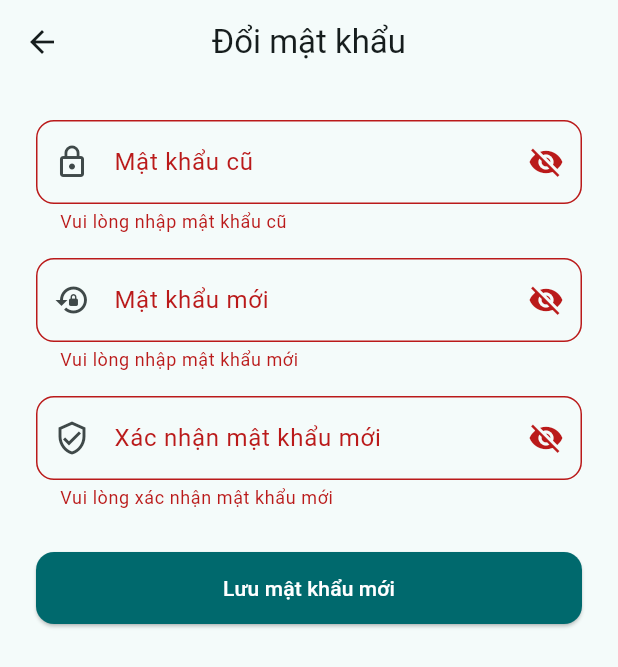
After one commit to Haidp2005/G13Money, a Flutter app: the ChangePasswordPage screen opened by its route, after a tap on "Lưu mật khẩu mới", on a phone screen of 412 x 824 dp. The commit adds this screen. Shown: the top 667 px of the screen. Run offline on Flutter 3.47's test engine with Material 3 defaults, Android fonts, the phone set to English and light mode, and no system bars; our stand-ins replace fl_chart; accounts and stored records are empty.

Commit message:
Thêm chức năng đổi mật khẩu trong mục Bảo mật

```diff
--- a/lib/app/routes.dart
+++ b/lib/app/routes.dart
@@ -1,6 +1,7 @@
 import 'package:flutter/material.dart';
 
 import '../features/accounts/ui/accounts_page.dart';
+import '../features/accounts/ui/change_password_page.dart';
 import '../features/accounts/ui/edit_profile_page.dart';
 import '../features/budgets/ui/budgets_page.dart';
 import '../features/auth/ui/login_page.dart';
@@ -11,6 +12,7 @@ abstract final class AppRoutes {
   static const String home = '/home';
   static const String profile = '/profile';
   static const String editProfile = '/edit-profile';
+  static const String changePassword = '/change-password';
   static const String budgets = '/budgets';
 
   static final Map<String, WidgetBuilder> map = {
@@ -22,6 +24,7 @@ abstract final class AppRoutes {
     },
     profile: (context) => const ProfilePage(),
     editProfile: (context) => const EditProfilePage(),
+    changePassword: (context) => const ChangePasswordPage(),
     budgets: (context) => const BudgetsPage(),
   };
 }
--- a/lib/core/services/auth_service.dart
+++ b/lib/core/services/auth_service.dart
@@ -3,6 +3,7 @@ import '../models/user_model.dart';
 /// Mock authentication service – thay thế bằng API thật sau.
 class AuthService {
   static UserModel? _currentUser;
+  static String _currentPassword = '123456';
 
   static UserModel? get currentUser => _currentUser;
   static bool get isLoggedIn => _currentUser != null;
@@ -14,7 +15,7 @@ class AuthService {
 
     // Mock credentials
     if (email.trim().toLowerCase() == 'admin@g13.com' &&
-        password == '123456') {
+      password == _currentPassword) {
       _currentUser = UserModel(
         id: 'usr_001',
         fullName: 'Nguyễn Văn An',
@@ -31,6 +32,33 @@ class AuthService {
 
   static void logout() {
     _currentUser = null;
+  }
+
+  static Future<void> changePassword({
+    required String oldPassword,
+    required String newPassword,
+  }) async {
+    if (_currentUser == null) {
+      throw Exception('Bạn chưa đăng nhập');
+    }
+
+    final oldPass = oldPassword.trim();
+    final newPass = newPassword.trim();
+
+    if (oldPass.isEmpty || newPass.isEmpty) {
+      throw Exception('Vui lòng nhập đầy đủ thông tin');
+    }
+    if (oldPass != _currentPassword) {
+      throw Exception('Mật khẩu cũ không đúng');
+    }
+    if (newPass.length < 6) {
+      throw Exception('Mật khẩu mới phải có ít nhất 6 ký tự');
+    }
+    if (newPass == _currentPassword) {
+      throw Exception('Mật khẩu mới phải khác mật khẩu cũ');
+    }
+
+    _currentPassword = newPass;
   }
 
   static Future<void> updateCurrentUserProfile({
--- a/lib/features/accounts/ui/accounts_page.dart
+++ b/lib/features/accounts/ui/accounts_page.dart
@@ -360,6 +360,8 @@ class _MenuCard extends StatelessWidget {
                     AppRoutes.home,
                     arguments: 3,
                   );
+                } else if (item.$2 == 'Bảo mật') {
+                  Navigator.pushNamed(context, AppRoutes.changePassword);
                 }
               },
             ),
--- /dev/null
+++ b/lib/features/accounts/ui/change_password_page.dart
@@ -0,0 +1,175 @@
+import 'package:flutter/material.dart';
+
+import '../../../core/services/auth_service.dart';
+
+class ChangePasswordPage extends StatefulWidget {
+  const ChangePasswordPage({super.key});
+
+  @override
+  State<ChangePasswordPage> createState() => _ChangePasswordPageState();
+}
+
+class _ChangePasswordPageState extends State<ChangePasswordPage> {
+  final _formKey = GlobalKey<FormState>();
+  final _oldPasswordCtrl = TextEditingController();
+  final _newPasswordCtrl = TextEditingController();
+  final _confirmPasswordCtrl = TextEditingController();
+
+  bool _isSaving = false;
+  bool _obscureOld = true;
+  bool _obscureNew = true;
+  bool _obscureConfirm = true;
+
+  @override
+  void dispose() {
+    _oldPasswordCtrl.dispose();
+    _newPasswordCtrl.dispose();
+    _confirmPasswordCtrl.dispose();
+    super.dispose();
+  }
+
+  Future<void> _submit() async {
+    if (!_formKey.currentState!.validate()) return;
+
+    setState(() => _isSaving = true);
+
+    try {
+      await Future.delayed(const Duration(milliseconds: 500));
+      await AuthService.changePassword(
+        oldPassword: _oldPasswordCtrl.text,
+        newPassword: _newPasswordCtrl.text,
+      );
+
+      if (!mounted) return;
+      ScaffoldMessenger.of(context).showSnackBar(
+        const SnackBar(content: Text('Đổi mật khẩu thành công')),
+      );
+      Navigator.pop(context);
+    } catch (e) {
+      if (!mounted) return;
+      ScaffoldMessenger.of(context).showSnackBar(
+        SnackBar(content: Text(e.toString().replaceFirst('Exception: ', ''))),
+      );
+      setState(() => _isSaving = false);
+    }
+  }
+
+  @override
+  Widget build(BuildContext context) {
+    final scheme = Theme.of(context).colorScheme;
+
+    return Scaffold(
+      appBar: AppBar(
+        title: const Text('Đổi mật khẩu'),
+        centerTitle: true,
+      ),
+      body: SingleChildScrollView(
+        padding: const EdgeInsets.all(24),
+        child: Form(
+          key: _formKey,
+          child: Column(
+            children: [
+              _buildPasswordField(
+                controller: _oldPasswordCtrl,
+                label: 'Mật khẩu cũ',
+                icon: Icons.lock_outline,
+                obscure: _obscureOld,
+                onToggleObscure: () => setState(() => _obscureOld = !_obscureOld),
+                validator: (v) {
+                  if (v == null || v.trim().isEmpty) {
+                    return 'Vui lòng nhập mật khẩu cũ';
+                  }
+                  return null;
+                },
+              ),
+              const SizedBox(height: 16),
+              _buildPasswordField(
+                controller: _newPasswordCtrl,
+                label: 'Mật khẩu mới',
+                icon: Icons.lock_reset,
+                obscure: _obscureNew,
+                onToggleObscure: () => setState(() => _obscureNew = !_obscureNew),
+                validator: (v) {
+                  if (v == null || v.trim().isEmpty) {
+                    return 'Vui lòng nhập mật khẩu mới';
+                  }
+                  if (v.trim().length < 6) {
+                    return 'Tối thiểu 6 ký tự';
+                  }
+                  return null;
+                },
+              ),
+              const SizedBox(height: 16),
+              _buildPasswordField(
+                controller: _confirmPasswordCtrl,
+                label: 'Xác nhận mật khẩu mới',
+                icon: Icons.verified_user_outlined,
+                obscure: _obscureConfirm,
+                onToggleObscure: () =>
+                    setState(() => _obscureConfirm = !_obscureConfirm),
+                validator: (v) {
+                  if (v == null || v.trim().isEmpty) {
+                    return 'Vui lòng xác nhận mật khẩu mới';
+                  }
+                  if (v.trim() != _newPasswordCtrl.text.trim()) {
+                    return 'Mật khẩu xác nhận không khớp';
+                  }
+                  return null;
+                },
+              ),
+              const SizedBox(height: 28),
+              SizedBox(
+                width: double.infinity,
+                child: ElevatedButton(
+                  onPressed: _isSaving ? null : _submit,
+                  style: ElevatedButton.styleFrom(
+                    padding: const EdgeInsets.symmetric(vertical: 14),
+                    shape: RoundedRectangleBorder(
+                      borderRadius: BorderRadius.circular(12),
+                    ),
+                    backgroundColor: scheme.primary,
+                    foregroundColor: scheme.onPrimary,
+                  ),
+                  child: _isSaving
+                      ? const SizedBox(
+                          width: 20,
+                          height: 20,
+                          child: CircularProgressIndicator(
+                            strokeWidth: 2,
+                            color: Colors.white,
+                          ),
+                        )
+                      : const Text('Lưu mật khẩu mới'),
+                ),
+              ),
+            ],
+          ),
+        ),
+      ),
+    );
+  }
+
+  Widget _buildPasswordField({
+    required TextEditingController controller,
+    required String label,
+    required IconData icon,
+    required bool obscure,
+    required VoidCallback onToggleObscure,
+    required String? Function(String?) validator,
+  }) {
+    return TextFormField(
+      controller: controller,
+      obscureText: obscure,
+      validator: validator,
+      decoration: InputDecoration(
+        labelText: label,
+        border: OutlineInputBorder(borderRadius: BorderRadius.circular(12)),
+        prefixIcon: Icon(icon),
+        suffixIcon: IconButton(
+          onPressed: onToggleObscure,
+          icon: Icon(obscure ? Icons.visibility_off : Icons.visibility),
+        ),
+      ),
+    );
+  }
+}
```
